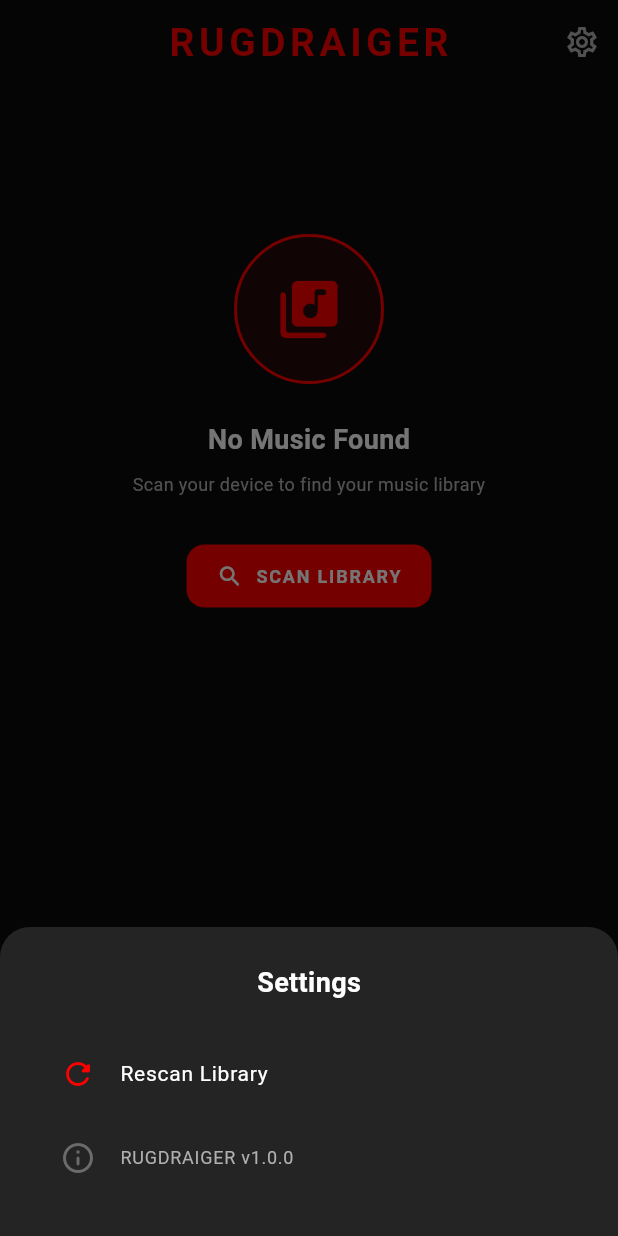
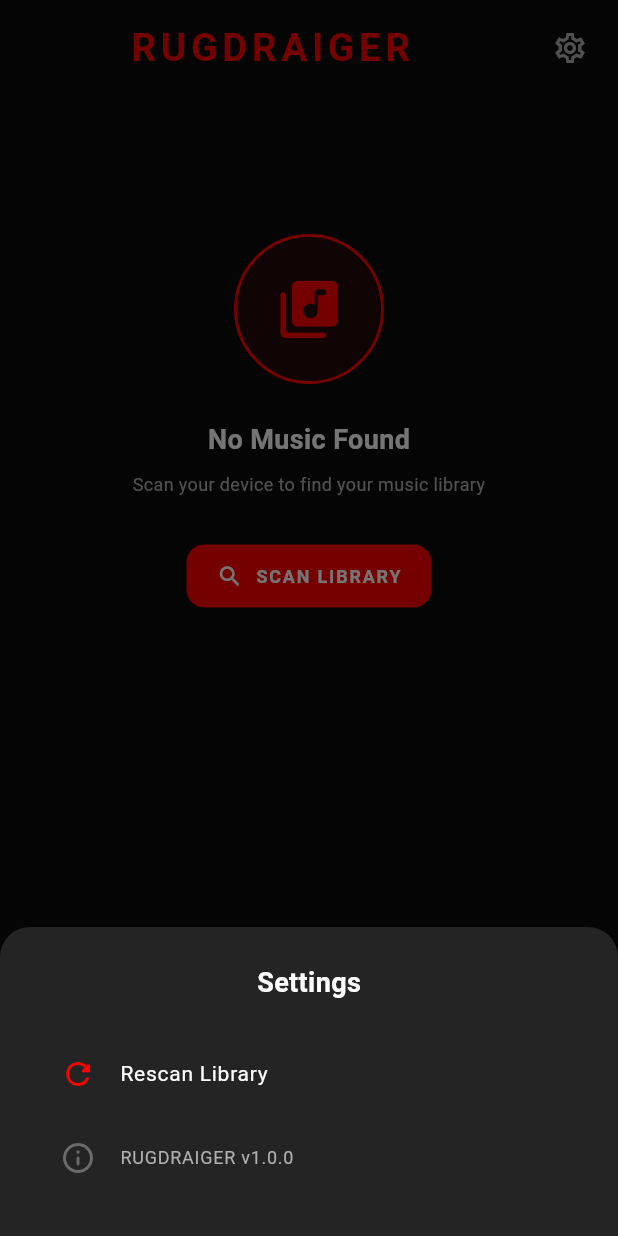
Before and after one commit to RUGDRAIGER/rugdraiger_play, a Flutter app: the screen it shows after launch, after a tap on the "settings" icon, on a phone screen of 412 x 824 dp. Run offline on Flutter 3.47's test engine with Material 3 defaults, Android fonts, the phone set to English and light mode, and no system bars; our stand-ins replace flutter_animate, flutter_bloc, just_audio, just_audio_background, on_audio_query, permission_handler and 3 more; accounts and stored records are empty.

Commit message:
Corregir pantalla negra al abrir la app Android nativa.
Inicializa audio en segundo plano sin bloquear la UI, mejora permisos y corrige el encabezado de inicio.

Co-authored-by: Cursor <cursoragent@cursor.com>

```diff
--- a/rugdraiger_player/lib/main.dart
+++ b/rugdraiger_player/lib/main.dart
@@ -17,30 +17,17 @@ import 'presentation/screens/home/main_scaffold.dart';
 Future<void> main() async {
   WidgetsFlutterBinding.ensureInitialized();
 
-  // Lock to portrait orientation
   await SystemChrome.setPreferredOrientations([
     DeviceOrientation.portraitUp,
     DeviceOrientation.portraitDown,
   ]);
 
-  // Transparent status bar
   SystemChrome.setSystemUIOverlayStyle(const SystemUiOverlayStyle(
     statusBarColor: Colors.transparent,
     statusBarIconBrightness: Brightness.light,
     systemNavigationBarColor: AppColors.surfaceElevated,
     systemNavigationBarIconBrightness: Brightness.light,
   ));
-
-  // Initialize background audio service
-  await JustAudioBackground.init(
-    androidNotificationChannelId: 'com.rugdraiger.player.channel.audio',
-    androidNotificationChannelName: 'Rugdraiger Player',
-    androidNotificationOngoing: true,
-    androidStopForegroundOnPause: true,
-  );
-
-  // Initialize Equalizer service
-  await EqualizerService().init();
 
   runApp(const RugdraigerApp());
 }
@@ -74,14 +61,85 @@ class RugdraigerApp extends StatelessWidget {
           title: AppConstants.appName,
           debugShowCheckedModeBanner: false,
           theme: AppTheme.darkTheme,
-          home: const _PermissionGate(),
+          home: const _AppBootstrap(),
         ),
       ),
     );
   }
 }
 
-/// Handles storage permission before showing the main app.
+/// Inicializa servicios sin bloquear el primer frame de la UI.
+class _AppBootstrap extends StatefulWidget {
+  const _AppBootstrap();
+
+  @override
+  State<_AppBootstrap> createState() => _AppBootstrapState();
+}
+
+class _AppBootstrapState extends State<_AppBootstrap> {
+  bool _ready = false;
+
+  @override
+  void initState() {
+    super.initState();
+    _initializeServices();
+  }
+
+  Future<void> _initializeServices() async {
+    try {
+      await JustAudioBackground.init(
+        androidNotificationChannelId: 'com.rugdraiger.player.channel.audio',
+        androidNotificationChannelName: 'Rugdraiger Play',
+        androidNotificationOngoing: true,
+        androidStopForegroundOnPause: true,
+        androidNotificationIcon: 'mipmap/ic_launcher',
+        preloadArtwork: false,
+      );
+    } catch (e, st) {
+      debugPrint('JustAudioBackground init failed: $e\n$st');
+    }
+
+    try {
+      await EqualizerService().init();
+    } catch (e, st) {
+      debugPrint('EqualizerService init failed: $e\n$st');
+    }
+
+    if (mounted) {
+      setState(() => _ready = true);
+    }
+  }
+
+  @override
+  Widget build(BuildContext context) {
+    if (!_ready) {
+      return const Scaffold(
+        backgroundColor: AppColors.background,
+        body: Center(
+          child: Column(
+            mainAxisAlignment: MainAxisAlignment.center,
+            children: [
+              _AppLogo(),
+              SizedBox(height: 32),
+              CircularProgressIndicator(
+                valueColor: AlwaysStoppedAnimation<Color>(AppColors.neonRed),
+                strokeWidth: 2,
+              ),
+              SizedBox(height: 16),
+              Text(
+                'Iniciando Rugdraiger Play...',
+                style: TextStyle(color: AppColors.textSecondary, fontSize: 13),
+              ),
+            ],
+          ),
+        ),
+      );
+    }
+
+    return const _PermissionGate();
+  }
+}
+
 class _PermissionGate extends StatefulWidget {
   const _PermissionGate();
 
@@ -110,12 +168,31 @@ class _PermissionGateState extends State<_PermissionGate> {
   }
 
   Future<bool> _requestPermissions() async {
-    // Android 13+ uses READ_MEDIA_AUDIO; older uses READ_EXTERNAL_STORAGE
-    final audioStatus = await Permission.audio.request();
-    if (audioStatus.isGranted) return true;
+    try {
+      final permissions = <Permission>[
+        Permission.audio,
+        Permission.notification,
+      ];
 
-    final storageStatus = await Permission.storage.request();
-    return storageStatus.isGranted;
+      for (final permission in permissions) {
+        final current = await permission.status;
+        if (current.isGranted) continue;
+        final result = await permission.request().timeout(const Duration(seconds: 20));
+        if (result.isPermanentlyDenied) {
+          return false;
+        }
+      }
+
+      final audioGranted = await Permission.audio.isGranted;
+      if (audioGranted) return true;
+
+      // Android 12 y anteriores
+      final storage = await Permission.storage.request().timeout(const Duration(seconds: 20));
+      return storage.isGranted || audioGranted;
+    } catch (e) {
+      debugPrint('Permission request failed: $e');
+      return false;
+    }
   }
 
   @override
@@ -151,7 +228,7 @@ class _PermissionGateState extends State<_PermissionGate> {
                 const _AppLogo(),
                 const SizedBox(height: 32),
                 const Text(
-                  'Storage Permission Required',
+                  'Permiso de almacenamiento',
                   style: TextStyle(
                     color: AppColors.textPrimary,
                     fontSize: 20,
@@ -161,7 +238,7 @@ class _PermissionGateState extends State<_PermissionGate> {
                 ),
                 const SizedBox(height: 12),
                 const Text(
-                  'Rugdraiger Player needs access to your music files to scan your library.',
+                  'Rugdraiger Play necesita acceder a tu música para escanear la biblioteca.',
                   style: TextStyle(color: AppColors.textSecondary, fontSize: 14),
                   textAlign: TextAlign.center,
                 ),
@@ -171,7 +248,15 @@ class _PermissionGateState extends State<_PermissionGate> {
                     await openAppSettings();
                     await _checkPermission();
                   },
-                  child: const Text('GRANT PERMISSION'),
+                  child: const Text('ABRIR AJUSTES'),
+                ),
+                const SizedBox(height: 12),
+                TextButton(
+                  onPressed: () => setState(() => _granted = true),
+                  child: const Text(
+                    'Continuar sin permiso',
+                    style: TextStyle(color: AppColors.textMuted),
+                  ),
                 ),
               ],
             ),
--- a/rugdraiger_player/lib/presentation/screens/home/home_screen.dart
+++ b/rugdraiger_player/lib/presentation/screens/home/home_screen.dart
@@ -43,26 +43,29 @@ class _HomeScreenState extends State<HomeScreen> {
   }
 
   Widget _buildAppBar(BuildContext context) {
-    return SliverAppBar(
-      pinned: true,
-      expandedHeight: 0,
-      backgroundColor: AppColors.background,
-      elevation: 0,
-      title: Text(
+    return SliverToBoxAdapter(
+      child: Padding(
+        padding: const EdgeInsets.fromLTRB(8, 8, 8, 0),
+        child: Row(
+          children: [
+            Expanded(
+              child: Text(
                 AppConstants.appName,
                 style: AppTextStyles.displayMedium.copyWith(
                   color: AppColors.neonRed,
                   letterSpacing: 3,
                   fontWeight: FontWeight.w700,
                 ),
+                textAlign: TextAlign.center,
               ),
-      centerTitle: true,
-      actions: [
+            ),
             IconButton(
               icon: const Icon(Icons.settings_outlined, color: AppColors.textSecondary),
               onPressed: () => _showSettings(context),
             ),
           ],
+        ),
+      ),
     );
   }
 
@@ -138,6 +141,33 @@ class _HomeScreenState extends State<HomeScreen> {
         if (state.status == LibraryStatus.loading || state.status == LibraryStatus.scanning) {
           return SliverToBoxAdapter(
             child: _buildLoadingState(state.status == LibraryStatus.scanning),
+          );
+        }
+
+        if (state.status == LibraryStatus.error) {
+          return SliverToBoxAdapter(
+            child: Padding(
+              padding: const EdgeInsets.all(32),
+              child: Column(
+                children: [
+                  const Icon(Icons.error_outline, color: AppColors.neonRed, size: 48),
+                  const SizedBox(height: 16),
+                  Text('Error al cargar', style: AppTextStyles.headlineMedium),
+                  const SizedBox(height: 8),
+                  Text(
+                    state.errorMessage ?? 'Error desconocido',
+                    style: AppTextStyles.bodyMedium,
+                    textAlign: TextAlign.center,
+                  ),
+                  const SizedBox(height: 24),
+                  NeonButton(
+                    label: 'REINTENTAR',
+                    icon: Icons.refresh_rounded,
+                    onTap: () => context.read<LibraryBloc>().add(const LoadLibraryEvent()),
+                  ),
+                ],
+              ),
+            ),
           );
         }
 
```
Also changed, not shown: 4 other files. Lines whose indentation alone changed are shown as unchanged.
